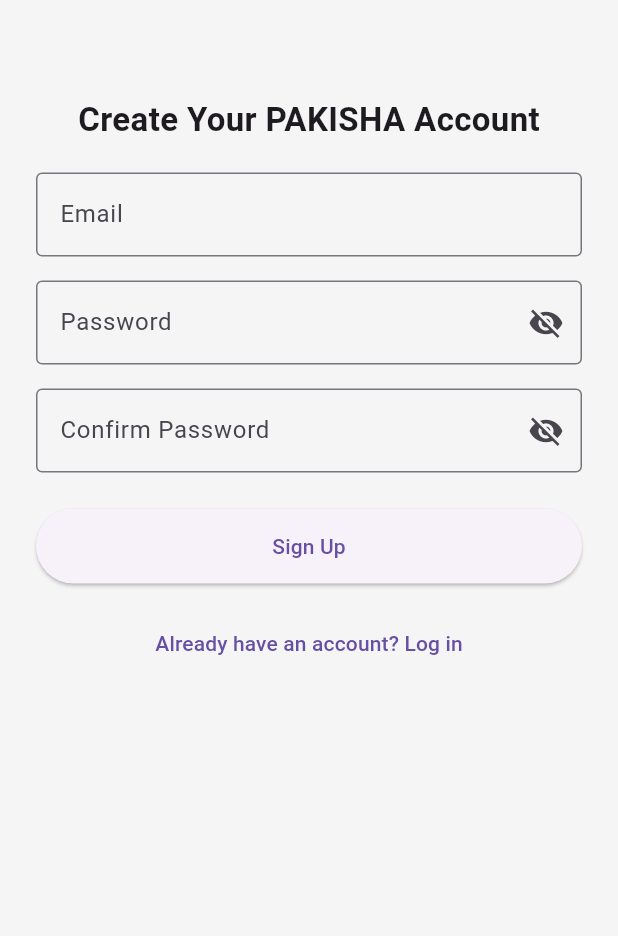
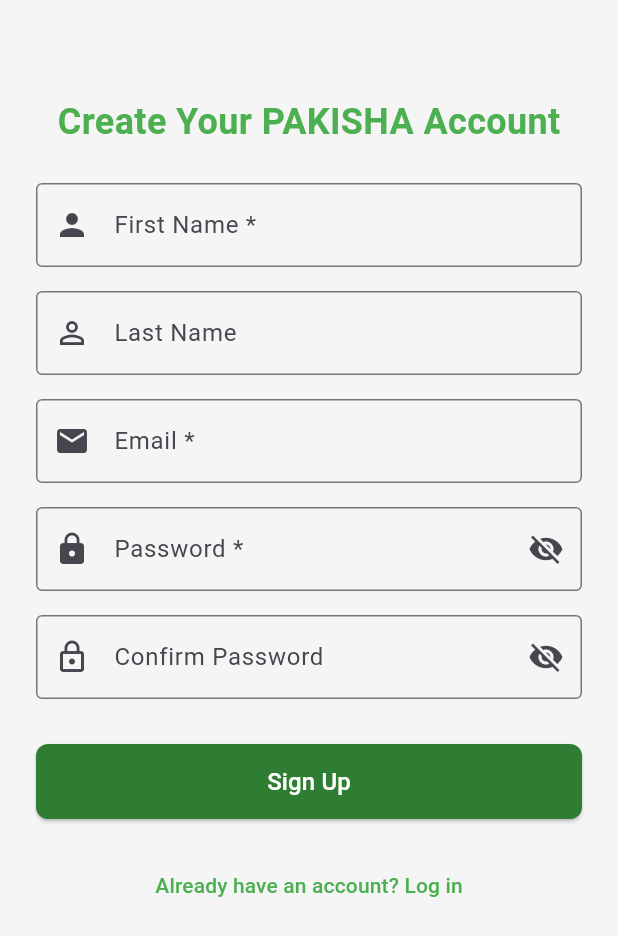
Before and after one commit to Fevado/pakisha, a Flutter app: the SignUpPage screen opened by its route, on a phone screen of 412 x 824 dp. Shown: the top 936 px of the screen. Run offline on Flutter 3.47's test engine with Material 3 defaults, Android fonts, the light colour scheme and no system bars; our stand-ins replace cloud_firestore, file_picker, firebase_auth, firebase_core, firebase_storage, flutter_dotenv and 2 more; accounts and stored records are empty.

Commit message:
Adds name options, validations and styling

```diff
--- a/pakisha_app/lib/screens/signup_page.dart
+++ b/pakisha_app/lib/screens/signup_page.dart
@@ -12,18 +12,38 @@
 }
 
 class _SignUpPageState extends State<SignUpPage> {
+  final _firstNameController = TextEditingController();
+  final _lastNameController = TextEditingController();
   final _emailController = TextEditingController();
   final _passwordController = TextEditingController();
   final _confirmPasswordController = TextEditingController();
+
   bool _obscurePassword = true;
   bool _obscureConfirmPassword = true;
 
   final AuthService _authService = AuthService();
 
   void _signUp() async {
+    final firstName = _firstNameController.text.trim();
+    final lastName = _lastNameController.text.trim();
     final email = _emailController.text.trim();
     final password = _passwordController.text.trim();
     final confirmPassword = _confirmPasswordController.text.trim();
+
+    if (firstName.isEmpty) {
+      _showError("First name is required");
+      return;
+    }
+
+    if (email.isEmpty) {
+      _showError("Email is required");
+      return;
+    }
+
+    if (password.length < 8) {
+      _showError("Password must be at least 8 characters");
+      return;
+    }
 
     if (password != confirmPassword) {
       _showError("Passwords do not match");
@@ -32,20 +52,20 @@
 
     try {
       final userCredential = await _authService.signUpWithEmail(email, password);
+      final uid = userCredential.user!.uid;
 
-      // ✅ Write user info to Firestore
-      final uid = userCredential.user!.uid;
       await FirebaseFirestore.instance.collection('users').doc(uid).set({
         'uid': uid,
         'email': email,
+        'firstName': firstName,
+        'lastName': lastName,
         'createdAt': FieldValue.serverTimestamp(),
       });
 
-      // Navigate to HomePage
       Navigator.pushReplacement(
         context,
         MaterialPageRoute(
-          builder: (_) => HomePage(userEmail: userCredential.user?.email ?? "No Email"),
+          builder: (_) => HomePage(userEmail: email),
         ),
       );
     } catch (e) {
@@ -54,9 +74,7 @@
   }
 
   void _showError(String message) {
-    ScaffoldMessenger.of(context).showSnackBar(
-      SnackBar(content: Text(message)),
-    );
+    ScaffoldMessenger.of(context).showSnackBar(SnackBar(content: Text(message)));
   }
 
   @override
@@ -67,20 +85,44 @@
         padding: const EdgeInsets.all(24.0),
         child: SingleChildScrollView(
           child: Column(
-            mainAxisAlignment: MainAxisAlignment.center,
             children: [
               const SizedBox(height: 40),
               const Text(
                 "Create Your PAKISHA Account",
-                style: TextStyle(fontSize: 22, fontWeight: FontWeight.bold),
+                style: TextStyle(
+                  fontSize: 24,
+                  fontWeight: FontWeight.bold,
+                  color: Colors.green,
+                ),
               ),
-              const SizedBox(height: 20),
+              const SizedBox(height: 24),
+
+              TextField(
+                controller: _firstNameController,
+                decoration: const InputDecoration(
+                  labelText: "First Name *",
+                  border: OutlineInputBorder(),
+                  prefixIcon: Icon(Icons.person),
+                ),
+              ),
+              const SizedBox(height: 16),
+
+              TextField(
+                controller: _lastNameController,
+                decoration: const InputDecoration(
+                  labelText: "Last Name",
+                  border: OutlineInputBorder(),
+                  prefixIcon: Icon(Icons.person_outline),
+                ),
+              ),
+              const SizedBox(height: 16),
 
               TextField(
                 controller: _emailController,
                 decoration: const InputDecoration(
-                  labelText: "Email",
+                  labelText: "Email *",
                   border: OutlineInputBorder(),
+                  prefixIcon: Icon(Icons.email),
                 ),
               ),
               const SizedBox(height: 16),
@@ -89,8 +131,9 @@
                 controller: _passwordController,
                 obscureText: _obscurePassword,
                 decoration: InputDecoration(
-                  labelText: 'Password',
+                  labelText: 'Password *',
                   border: const OutlineInputBorder(),
+                  prefixIcon: const Icon(Icons.lock),
                   suffixIcon: IconButton(
                     icon: Icon(
                       _obscurePassword ? Icons.visibility_off : Icons.visibility,
@@ -111,6 +154,7 @@
                 decoration: InputDecoration(
                   labelText: "Confirm Password",
                   border: const OutlineInputBorder(),
+                  prefixIcon: const Icon(Icons.lock_outline),
                   suffixIcon: IconButton(
                     icon: Icon(
                       _obscureConfirmPassword ? Icons.visibility_off : Icons.visibility,
@@ -123,16 +167,22 @@
                   ),
                 ),
               ),
-              const SizedBox(height: 24),
+              const SizedBox(height: 30),
 
               ElevatedButton(
                 onPressed: _signUp,
                 style: ElevatedButton.styleFrom(
+                  backgroundColor: Colors.green[800],
+                  foregroundColor: Colors.white,
                   minimumSize: const Size(double.infinity, 50),
+                  shape: RoundedRectangleBorder(
+                    borderRadius: BorderRadius.circular(8),
+                  ),
                 ),
-                child: const Text("Sign Up"),
+                child: const Text("Sign Up", style: TextStyle(fontSize: 16)),
               ),
-              const SizedBox(height: 16),
+
+              const SizedBox(height: 20),
 
               TextButton(
                 onPressed: () {
@@ -141,7 +191,10 @@
                     MaterialPageRoute(builder: (_) => const LoginPage()),
                   );
                 },
-                child: const Text("Already have an account? Log in"),
+                child: const Text(
+                  "Already have an account? Log in",
+                  style: TextStyle(color: Colors.green),
+                ),
               ),
             ],
           ),
```
